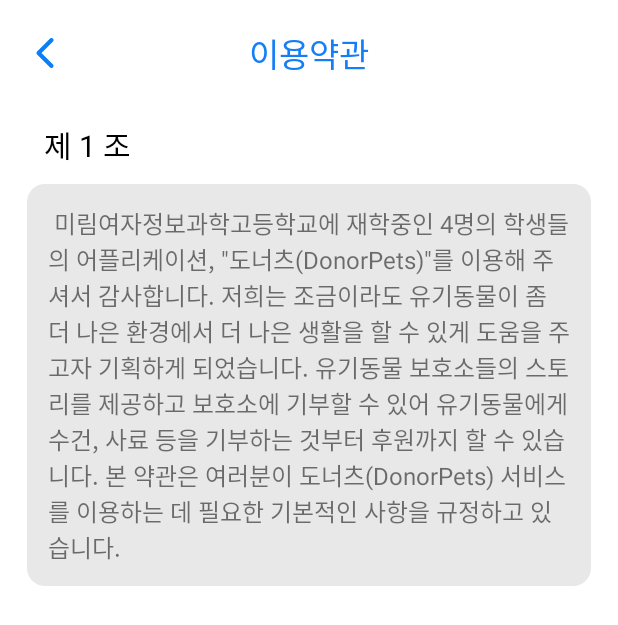
After one commit to LHyunSoo/DonerPets, an Android app: the TOSActivity screen opened directly, with no data from a screen before it, on a phone screen of 412 x 824 dp. The commit adds this screen. Shown: the top 625 px of the screen. Run offline under Robolectric (Android 15) with nearby library versions, the phone set to English and light mode, and no system bars.

Commit message:
add TOSActivity, activity_tos.xml

```diff
--- /dev/null
+++ b/app/src/main/java/kr/hs/emirim/sookhee/donerpets_final/TOSActivity.java
@@ -0,0 +1,20 @@
+package kr.hs.emirim.sookhee.donerpets_final;
+
+import androidx.appcompat.app.AppCompatActivity;
+
+import android.os.Bundle;
+import android.view.View;
+
+public class TOSActivity extends AppCompatActivity {
+
+    @Override
+    protected void onCreate(Bundle savedInstanceState) {
+        super.onCreate(savedInstanceState);
+        setContentView(R.layout.activity_tos);
+    }
+
+    public void onBackClick(View v){
+        super.onBackPressed();
+    }
+
+}
--- /dev/null
+++ b/app/src/main/res/layout/activity_tos.xml
@@ -0,0 +1,76 @@
+<?xml version="1.0" encoding="utf-8"?>
+<LinearLayout xmlns:android="http://schemas.android.com/apk/res/android"
+    xmlns:app="http://schemas.android.com/apk/res-auto"
+    xmlns:tools="http://schemas.android.com/tools"
+    android:layout_width="match_parent"
+    android:layout_height="match_parent"
+    android:background="#fff"
+    android:orientation="vertical"
+    tools:context=".TOSActivity">
+
+    <androidx.constraintlayout.widget.ConstraintLayout
+        android:id="@+id/toolbar"
+        android:layout_width="match_parent"
+        android:layout_height="70dp"
+        android:background="#fff"
+        app:layout_constraintEnd_toEndOf="parent"
+        app:layout_constraintStart_toStartOf="parent"
+        app:layout_constraintTop_toTopOf="parent">
+
+        <ImageView
+            android:id="@+id/toolbar_back"
+            android:layout_width="20dp"
+            android:layout_height="20dp"
+            android:layout_marginStart="20dp"
+            android:background="@drawable/arrow_left"
+            android:onClick="onBackClick"
+            android:padding="10dp"
+            app:layout_constraintBottom_toBottomOf="parent"
+            app:layout_constraintStart_toStartOf="parent"
+            app:layout_constraintTop_toTopOf="parent" />
+
+        <TextView
+            android:id="@+id/title_activity2"
+            android:layout_width="wrap_content"
+            android:layout_height="wrap_content"
+            android:text="이용약관"
+            android:textColor="#137ef5"
+            android:textSize="22sp"
+            app:layout_constraintBottom_toBottomOf="parent"
+            app:layout_constraintEnd_toEndOf="parent"
+            app:layout_constraintStart_toStartOf="parent"
+            app:layout_constraintTop_toTopOf="parent" />
+
+    </androidx.constraintlayout.widget.ConstraintLayout>
+
+    <LinearLayout
+        android:layout_width="match_parent"
+        android:layout_height="wrap_content"
+        android:orientation="vertical">
+
+        <TextView
+            android:id="@+id/textView25"
+            android:layout_width="wrap_content"
+            android:layout_height="wrap_content"
+            android:layout_weight="1"
+            android:layout_marginLeft="18dp"
+            android:text="제 1 조"
+            android:textColor="#000000"
+            android:padding="11sp"
+            android:textSize="20sp" />
+
+        <TextView
+            android:id="@+id/textView26"
+            android:layout_width="wrap_content"
+            android:layout_height="wrap_content"
+            android:layout_weight="1"
+            android:layout_marginLeft="18dp"
+            android:layout_marginRight="18dp"
+            android:text=' 미림여자정보과학고등학교에 재학중인 4명의 학생들의 어플리케이션, "도너츠(DonorPets)"를 이용해 주셔서 감사합니다. 저희는 조금이라도 유기동물이 좀 더 나은 환경에서 더 나은 생활을 할 수 있게 도움을 주고자 기획하게 되었습니다. 유기동물 보호소들의 스토리를 제공하고 보호소에 기부할 수 있어 유기동물에게 수건, 사료 등을 기부하는 것부터 후원까지 할 수 있습니다. 본 약관은 여러분이 도너츠(DonorPets) 서비스를 이용하는 데 필요한 기본적인 사항을 규정하고 있습니다.'
+            android:background="@drawable/button5"
+            android:padding="14dp"
+            android:textSize="16sp" />
+
+    </LinearLayout>
+
+</LinearLayout>
```
Also changed, not shown: app/src/main/AndroidManifest.xml (+8 -10 lines), app/src/main/java/kr/hs/emirim/sookhee/donerpets_final/DonationActivity.java (+45 -35 lines), app/src/main/res/layout/activity_donation.xml (+12 -19 lines).
